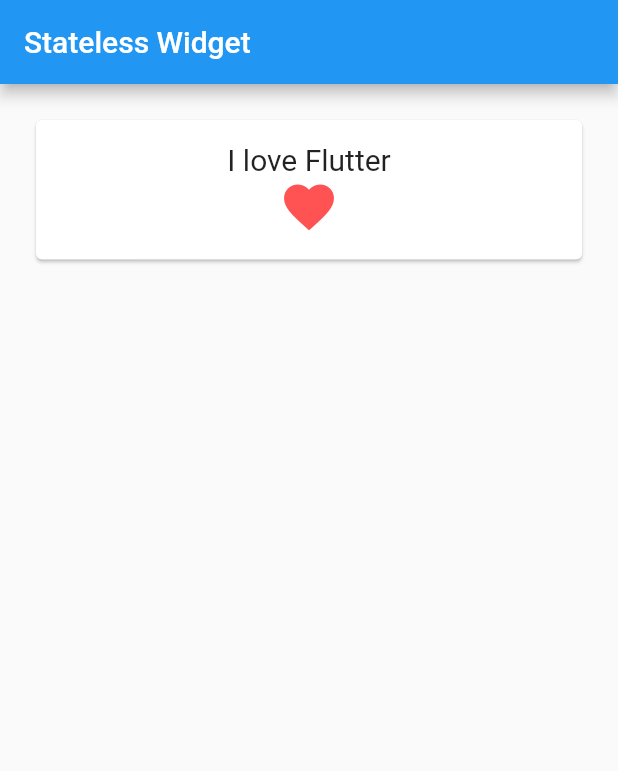
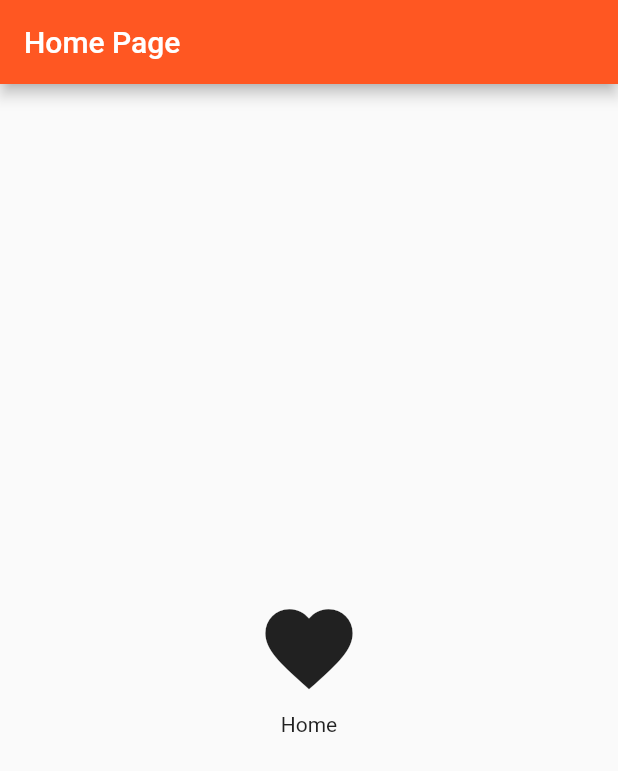
Before and after one commit to trustyoo86/flutter-example, a Flutter app: the screen it shows after launch, on a phone screen of 412 x 824 dp. Shown: the top 771 px of the screen. Run offline on Flutter 3.47's test engine with Material 2 defaults, Android fonts, the phone set to English and light mode, and no system bars.

Commit message:
feat(FL-1): Add routes test page
1. Add routes test page
2. Add routes statefulWidget

```diff
--- /dev/null
+++ b/lib/routes.dart
@@ -0,0 +1,57 @@
+import 'package:flutter/material.dart';
+
+class HomePage extends StatelessWidget {
+  @override
+  Widget build(BuildContext context) {
+    // TODO: implement build
+    return new Scaffold(
+      appBar: new AppBar(
+        title: new Text("Home Page"),
+        backgroundColor: Colors.deepOrange,
+      ),
+      body: new Container(
+        child: new Center(
+          child: new Column(
+            mainAxisAlignment: MainAxisAlignment.center,
+            children: <Widget>[
+              new IconButton(
+                  icon: new Icon(Icons.favorite),
+                  iconSize: 70.0,
+                  onPressed: () {
+                    Navigator.of(context).pushNamed("/SecondPage");
+                  },
+              ),
+              new Text("Home"),
+            ],
+          )
+        )
+      ),
+    );
+  }
+}
+
+class SecondPage extends StatelessWidget {
+  @override
+  Widget build(BuildContext context) {
+    return new Scaffold(
+      appBar: new AppBar(
+        title: new Text("Second Page"),
+        backgroundColor: Colors.deepOrange,
+      ),
+      body: new Container(
+        child: new Center(
+          child: new Column(
+            children: <Widget>[
+              new IconButton(
+                  icon: new Icon(Icons.home, color: Colors.blue),
+                  iconSize: 70.0,
+                  onPressed: null,
+              ),
+              new Text("Second Page")
+            ],
+          ),
+        )
+      ),
+    );
+  }
+}
```
Also changed, not shown: lib/main.dart (+19 -6 lines), lib/routesStatefulWidget.dart (added, +105 -0 lines), lib/statefulButton.dart (added, +59 -0 lines), lib/basic.dart (renamed from lib/page1.dart).
